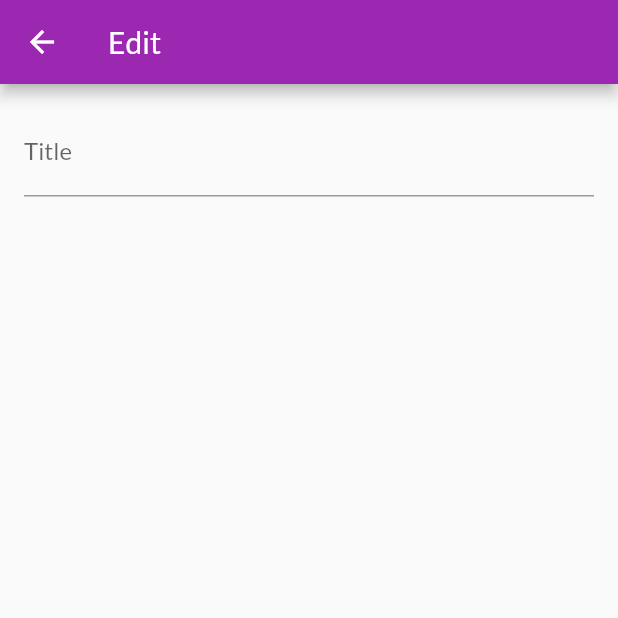
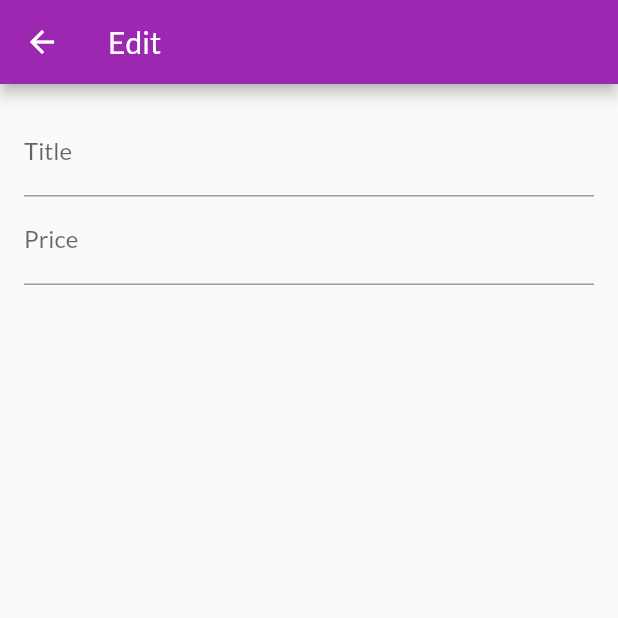
Before and after one commit to perettigiuliano/myshop2, a Flutter app: the EditProductsScreen screen opened by its route, on a phone screen of 412 x 824 dp, the top half of it. Run offline on Flutter 3.47's test engine with Material 2 defaults, Android fonts, the light colour scheme and no system bars; network calls fail.

Commit message:
Capitolo 222

```diff
--- a/lib/screens/edit_products_screen.dart
+++ b/lib/screens/edit_products_screen.dart
@@ -8,6 +8,8 @@ class EditProductsScreen extends StatefulWidget {
 }
 
 class _EditProductsScreenState extends State<EditProductsScreen> {
+  final _priceFocusNode = FocusNode();
+
   @override
   Widget build(BuildContext context) {
     return Scaffold(
@@ -22,6 +24,15 @@ class _EditProductsScreenState extends State<EditProductsScreen> {
               TextFormField(
                 decoration: InputDecoration(labelText: "Title"),
                 textInputAction: TextInputAction.next,
+                onFieldSubmitted: (value) {
+                  FocusScope.of(context).requestFocus(_priceFocusNode);
+                },
+              ),
+              TextFormField(
+                decoration: InputDecoration(labelText: "Price"),
+                textInputAction: TextInputAction.next,
+                keyboardType: TextInputType.number,
+                focusNode: _priceFocusNode,
               ),
             ],
           ),
```
